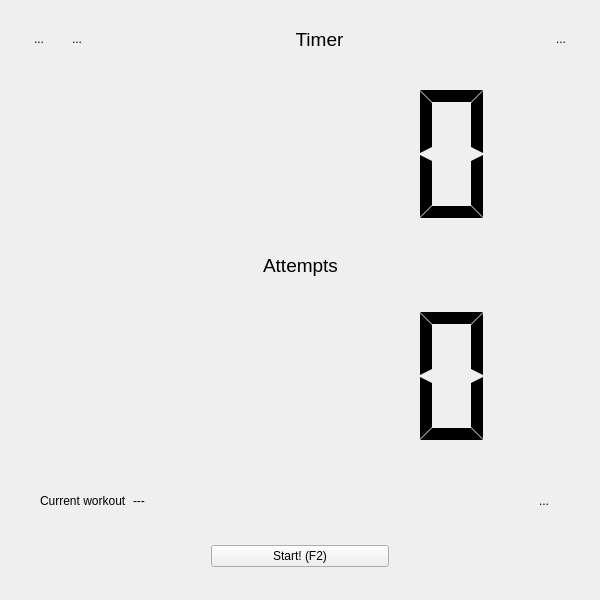
First picture: the form in src/ui/MainWindow.ui, repository antongus/kettlebell-timer, before the edit.
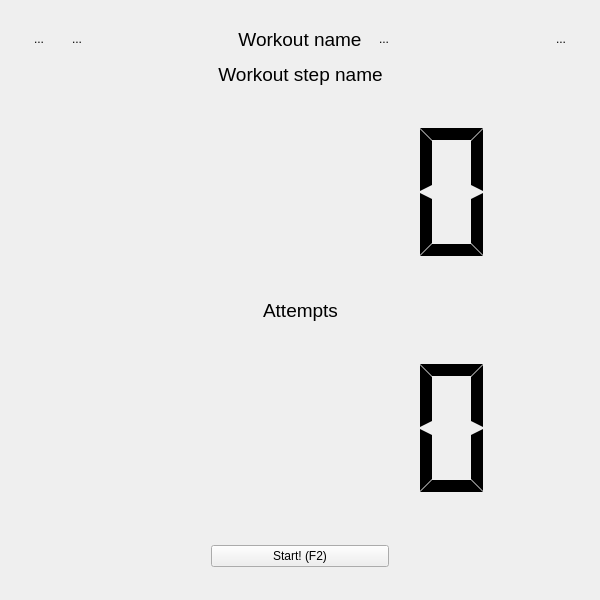
Second picture: the form after the edit. Icons and pictures are not drawn.

Commit message: display workout leg name and stage.

What changed in the file:
```diff
--- a/src/ui/MainWindow.ui
+++ b/src/ui/MainWindow.ui
@@ -113,13 +113,42 @@
              </font>
             </property>
             <property name="text">
-             <string>Timer</string>
+             <string>Workout name</string>
             </property>
             <property name="alignment">
              <set>Qt::AlignCenter</set>
             </property>
            </widget>
           </item>
+          <item>
+           <widget class="QToolButton" name="tbSelectWorkout">
+            <property name="minimumSize">
+             <size>
+              <width>32</width>
+              <height>32</height>
+             </size>
+            </property>
+            <property name="toolTip">
+             <string>Select workout...</string>
+            </property>
+            <property name="text">
+             <string>...</string>
+            </property>
+            <property name="icon">
+             <iconset resource="../../res/resource.qrc">
+              <normaloff>:/icons/archive.svg</normaloff>:/icons/archive.svg</iconset>
+            </property>
+            <property name="iconSize">
+             <size>
+              <width>32</width>
+              <height>32</height>
+             </size>
+            </property>
+            <property name="autoRaise">
+             <bool>true</bool>
+            </property>
+           </widget>
+          </item>
           <item>
            <spacer name="horizontalSpacer">
             <property name="orientation">
@@ -165,6 +194,65 @@
          </layout>
         </widget>
        </item>
+       <item>
+        <widget class="QWidget" name="widget_7" native="true">
+         <layout class="QHBoxLayout" name="horizontalLayout_7">
+          <property name="leftMargin">
+           <number>1</number>
+          </property>
+          <property name="topMargin">
+           <number>1</number>
+          </property>
+          <property name="rightMargin">
+           <number>1</number>
+          </property>
+          <property name="bottomMargin">
+           <number>1</number>
+          </property>
+          <item>
+           <spacer name="horizontalSpacer_13">
+            <property name="orientation">
+             <enum>Qt::Horizontal</enum>
+            </property>
+            <property name="sizeHint" stdset="0">
+             <size>
+              <width>40</width>
+              <height>20</height>
+             </size>
+            </property>
+           </spacer>
+          </item>
+          <item>
+           <widget class="QLabel" name="labelWorkoutStepName">
+            <property name="font">
+             <font>
+              <pointsize>14</pointsize>
+             </font>
+            </property>
+            <property name="text">
+             <string>Workout step name</string>
+            </property>
+            <property name="alignment">
+             <set>Qt::AlignCenter</set>
+            </property>
+           </widget>
+          </item>
+          <item>
+           <spacer name="horizontalSpacer_14">
+            <property name="orientation">
+             <enum>Qt::Horizontal</enum>
+            </property>
+            <property name="sizeHint" stdset="0">
+             <size>
+              <width>40</width>
+              <height>20</height>
+             </size>
+            </property>
+           </spacer>
+          </item>
+         </layout>
+        </widget>
+       </item>
        <item>
         <widget class="QWidget" name="widget_3" native="true">
          <property name="sizePolicy">
@@ -350,87 +438,6 @@
          </layout>
         </widget>
        </item>
-       <item>
-        <widget class="QWidget" name="widget_2" native="true">
-         <layout class="QGridLayout" name="gridLayout_2" columnstretch="0,0,3,0,0">
-          <property name="leftMargin">
-           <number>18</number>
-          </property>
-          <property name="rightMargin">
-           <number>18</number>
-          </property>
-          <item row="1" column="4">
-           <spacer name="horizontalSpacer_7">
-            <property name="orientation">
-             <enum>Qt::Horizontal</enum>
-            </property>
-            <property name="sizeHint" stdset="0">
-             <size>
-              <width>0</width>
-              <height>0</height>
-             </size>
-            </property>
-           </spacer>
-          </item>
-          <item row="0" column="2">
-           <widget class="QLabel" name="labelSelectedWorkout">
-            <property name="text">
-             <string>---</string>
-            </property>
-           </widget>
-          </item>
-          <item row="1" column="1">
-           <spacer name="horizontalSpacer_6">
-            <property name="orientation">
-             <enum>Qt::Horizontal</enum>
-            </property>
-            <property name="sizeHint" stdset="0">
-             <size>
-              <width>0</width>
-              <height>0</height>
-             </size>
-            </property>
-           </spacer>
-          </item>
-          <item row="0" column="1">
-           <widget class="QLabel" name="label">
-            <property name="text">
-             <string>Current workout</string>
-            </property>
-           </widget>
-          </item>
-          <item row="0" column="3">
-           <widget class="QToolButton" name="tbSelectWorkout">
-            <property name="minimumSize">
-             <size>
-              <width>32</width>
-              <height>32</height>
-             </size>
-            </property>
-            <property name="toolTip">
-             <string>Select workout...</string>
-            </property>
-            <property name="text">
-             <string>...</string>
-            </property>
-            <property name="icon">
-             <iconset resource="../../res/resource.qrc">
-              <normaloff>:/icons/archive.svg</normaloff>:/icons/archive.svg</iconset>
-            </property>
-            <property name="iconSize">
-             <size>
-              <width>32</width>
-              <height>32</height>
-             </size>
-            </property>
-            <property name="autoRaise">
-             <bool>true</bool>
-            </property>
-           </widget>
-          </item>
-         </layout>
-        </widget>
-       </item>
        <item>
         <widget class="QWidget" name="widget" native="true">
          <layout class="QHBoxLayout" name="horizontalLayout_2">
```
Left out of the diff: 2 changed lines with no effect on the pictures. The commit also changes 3 other files.
